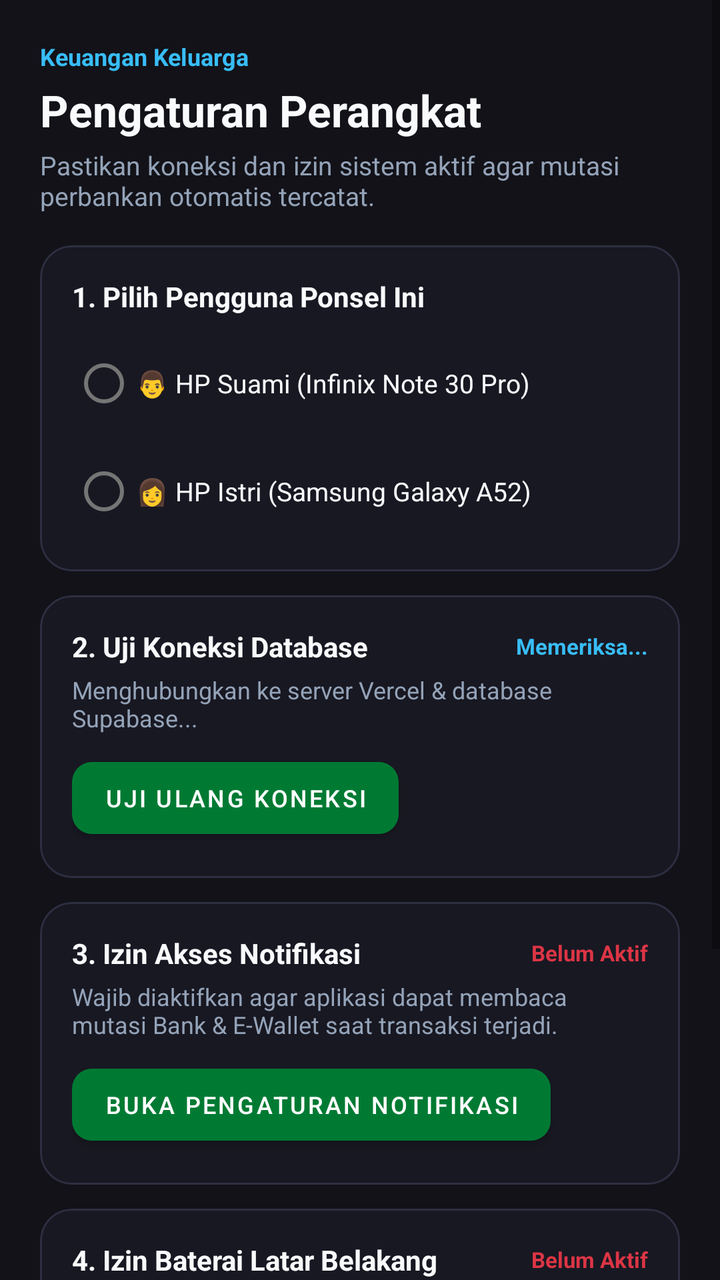
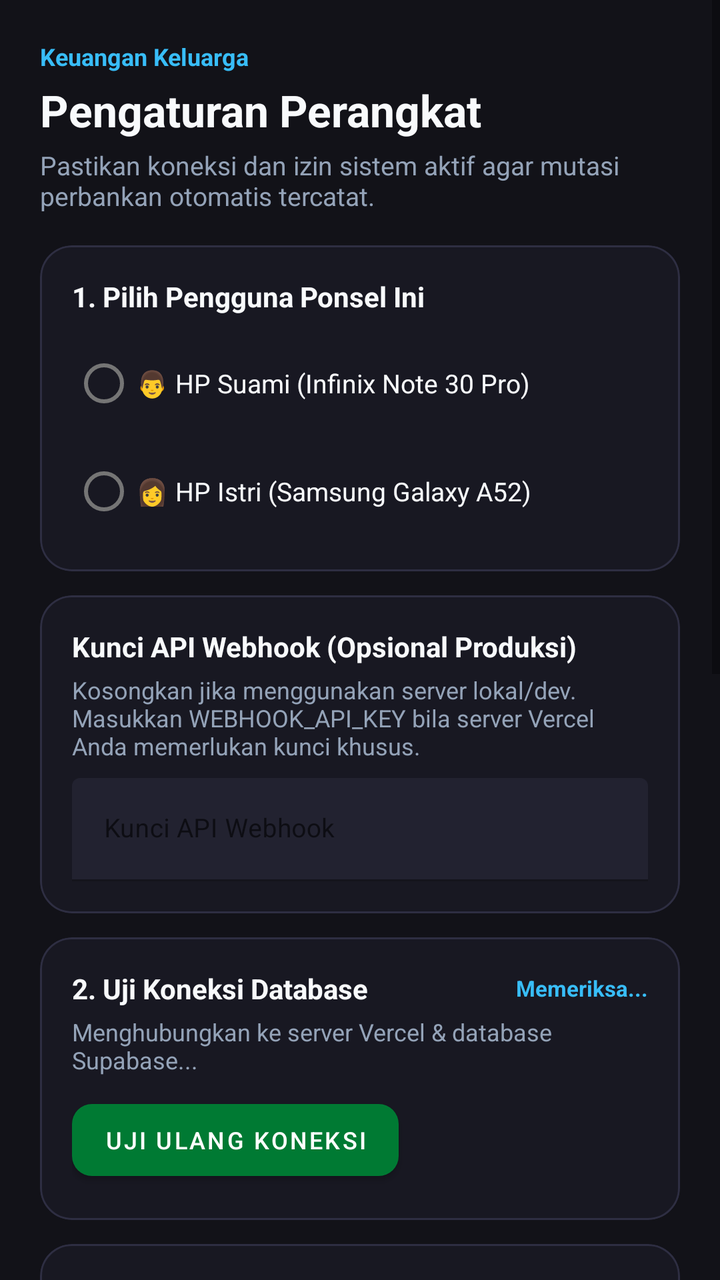

Screens rendered from an Android XML layout before and after an edit, with the pre-edit source and the edit as a unified diff.
<!-- AndroidManifest.xml: application theme Theme.KeuanganKeluarga -->
<!-- res/layout/activity_onboarding.xml -->
<?xml version="1.0" encoding="utf-8"?>
<ScrollView xmlns:android="http://schemas.android.com/apk/res/android"
    xmlns:app="http://schemas.android.com/apk/res-auto"
    android:layout_width="match_parent"
    android:layout_height="match_parent"
    android:background="@color/bg_dark"
    android:fillViewport="true">

    <LinearLayout
        android:layout_width="match_parent"
        android:layout_height="wrap_content"
        android:orientation="vertical"
        android:padding="20dp">

        
        <TextView
            android:layout_width="wrap_content"
            android:layout_height="wrap_content"
            android:text="Keuangan Keluarga"
            android:textColor="@color/accent"
            android:textSize="12sp"
            android:textStyle="bold" />

        <TextView
            android:layout_width="wrap_content"
            android:layout_height="wrap_content"
            android:layout_marginTop="4dp"
            android:text="Pengaturan Perangkat"
            android:textColor="@color/text_main_dark"
            android:textSize="22sp"
            android:textStyle="bold" />

        <TextView
            android:layout_width="wrap_content"
            android:layout_height="wrap_content"
            android:layout_marginTop="4dp"
            android:text="Pastikan koneksi dan izin sistem aktif agar mutasi perbankan otomatis tercatat."
            android:textColor="@color/text_muted_dark"
            android:textSize="13sp" />

        
        <com.google.android.material.card.MaterialCardView
            android:layout_width="match_parent"
            android:layout_height="wrap_content"
            android:layout_marginTop="16dp"
            app:cardBackgroundColor="@color/surface_dark"
            app:cardCornerRadius="16dp"
            app:cardElevation="0dp"
            app:strokeColor="@color/border_dark"
            app:strokeWidth="1dp">

            <LinearLayout
                android:layout_width="match_parent"
                android:layout_height="wrap_content"
                android:orientation="vertical"
                android:padding="16dp">

                <TextView
                    android:layout_width="wrap_content"
                    android:layout_height="wrap_content"
                    android:text="1. Pilih Pengguna Ponsel Ini"
                    android:textColor="@color/text_main_dark"
                    android:textSize="14sp"
                    android:textStyle="bold" />

                <RadioGroup
                    android:id="@+id/rgProfile"
                    android:layout_width="match_parent"
                    android:layout_height="wrap_content"
                    android:layout_marginTop="10dp">

                    <RadioButton
                        android:id="@+id/rbSuami"
                        android:layout_width="match_parent"
                        android:layout_height="wrap_content"
                        android:text="👨 HP Suami (Infinix Note 30 Pro)"
                        android:textColor="@color/text_main_dark"
                        android:textSize="13sp" />

                    <RadioButton
                        android:id="@+id/rbIstri"
                        android:layout_width="match_parent"
                        android:layout_height="wrap_content"
                        android:layout_marginTop="6dp"
                        android:text="👩 HP Istri (Samsung Galaxy A52)"
                        android:textColor="@color/text_main_dark"
                        android:textSize="13sp" />
                </RadioGroup>
            </LinearLayout>
        </com.google.android.material.card.MaterialCardView>

        
        <com.google.android.material.card.MaterialCardView
            android:layout_width="match_parent"
            android:layout_height="wrap_content"
            android:layout_marginTop="12dp"
            app:cardBackgroundColor="@color/surface_dark"
            app:cardCornerRadius="16dp"
            app:cardElevation="0dp"
            app:strokeColor="@color/border_dark"
            app:strokeWidth="1dp">

            <LinearLayout
                android:layout_width="match_parent"
                android:layout_height="wrap_content"
                android:orientation="vertical"
                android:padding="16dp">

                <LinearLayout
                    android:layout_width="match_parent"
                    android:layout_height="wrap_content"
                    android:gravity="center_vertical"
                    android:orientation="horizontal">

                    <TextView
                        android:layout_width="0dp"
                        android:layout_height="wrap_content"
                        android:layout_weight="1"
                        android:text="2. Uji Koneksi Database"
                        android:textColor="@color/text_main_dark"
                        android:textSize="14sp"
                        android:textStyle="bold" />

                    <TextView
                        android:id="@+id/tvHandshakeStatus"
                        android:layout_width="wrap_content"
                        android:layout_height="wrap_content"
                        android:text="Memeriksa..."
                        android:textColor="@color/accent"
                        android:textSize="11sp"
                        android:textStyle="bold" />
                </LinearLayout>

                <TextView
                    android:id="@+id/tvHandshakeDesc"
                    android:layout_width="wrap_content"
                    android:layout_height="wrap_content"
                    android:layout_marginTop="4dp"
                    android:text="Menghubungkan ke server Vercel &amp; database Supabase..."
                    android:textColor="@color/text_muted_dark"
                    android:textSize="12sp" />

                <com.google.android.material.button.MaterialButton
                    android:id="@+id/btnRetryHandshake"
                    android:layout_width="wrap_content"
                    android:layout_height="wrap_content"
                    android:layout_marginTop="8dp"
                    android:text="Uji Ulang Koneksi"
                    android:textSize="12sp"
                    app:cornerRadius="10dp" />
            </LinearLayout>
        </com.google.android.material.card.MaterialCardView>

        
        <com.google.android.material.card.MaterialCardView
            android:layout_width="match_parent"
            android:layout_height="wrap_content"
            android:layout_marginTop="12dp"
            app:cardBackgroundColor="@color/surface_dark"
            app:cardCornerRadius="16dp"
            app:cardElevation="0dp"
            app:strokeColor="@color/border_dark"
            app:strokeWidth="1dp">

            <LinearLayout
                android:layout_width="match_parent"
                android:layout_height="wrap_content"
                android:orientation="vertical"
                android:padding="16dp">

                <LinearLayout
                    android:layout_width="match_parent"
                    android:layout_height="wrap_content"
                    android:gravity="center_vertical"
                    android:orientation="horizontal">

                    <TextView
                        android:layout_width="0dp"
                        android:layout_height="wrap_content"
                        android:layout_weight="1"
                        android:text="3. Izin Akses Notifikasi"
                        android:textColor="@color/text_main_dark"
                        android:textSize="14sp"
                        android:textStyle="bold" />

                    <TextView
                        android:id="@+id/tvNotifPermissionStatus"
                        android:layout_width="wrap_content"
                        android:layout_height="wrap_content"
                        android:text="Belum Aktif"
                        android:textColor="@color/expense_red"
                        android:textSize="11sp"
                        android:textStyle="bold" />
                </LinearLayout>

                <TextView
                    android:layout_width="wrap_content"
                    android:layout_height="wrap_content"
                    android:layout_marginTop="4dp"
                    android:text="Wajib diaktifkan agar aplikasi dapat membaca mutasi Bank &amp; E-Wallet saat transaksi terjadi."
                    android:textColor="@color/text_muted_dark"
                    android:textSize="12sp" />

                <com.google.android.material.button.MaterialButton
                    android:id="@+id/btnOpenNotifSettings"
                    android:layout_width="wrap_content"
                    android:layout_height="wrap_content"
                    android:layout_marginTop="8dp"
                    android:text="Buka Pengaturan Notifikasi"
                    android:textSize="12sp"
                    app:cornerRadius="10dp" />
            </LinearLayout>
        </com.google.android.material.card.MaterialCardView>

        
        <com.google.android.material.card.MaterialCardView
            android:layout_width="match_parent"
            android:layout_height="wrap_content"
            android:layout_marginTop="12dp"
            app:cardBackgroundColor="@color/surface_dark"
            app:cardCornerRadius="16dp"
            app:cardElevation="0dp"
            app:strokeColor="@color/border_dark"
            app:strokeWidth="1dp">

            <LinearLayout
                android:layout_width="match_parent"
                android:layout_height="wrap_content"
                android:orientation="vertical"
                android:padding="16dp">

                <LinearLayout
                    android:layout_width="match_parent"
                    android:layout_height="wrap_content"
                    android:gravity="center_vertical"
                    android:orientation="horizontal">

                    <TextView
                        android:layout_width="0dp"
                        android:layout_height="wrap_content"
                        android:layout_weight="1"
                        android:text="4. Izin Baterai Latar Belakang"
                        android:textColor="@color/text_main_dark"
                        android:textSize="14sp"
                        android:textStyle="bold" />

                    <TextView
                        android:id="@+id/tvBatteryStatus"
                        android:layout_width="wrap_content"
                        android:layout_height="wrap_content"
                        android:text="Belum Aktif"
                        android:textColor="@color/expense_red"
                        android:textSize="11sp"
                        android:textStyle="bold" />
                </LinearLayout>

                <TextView
                    android:layout_width="wrap_content"
                    android:layout_height="wrap_content"
                    android:layout_marginTop="4dp"
                    android:text="Mencegah sistem Infinix XOS / Samsung One UI mematikan aplikasi saat layar ponsel mati."
                    android:textColor="@color/text_muted_dark"
                    android:textSize="12sp" />

                <com.google.android.material.button.MaterialButton
                    android:id="@+id/btnOpenBatterySettings"
                    android:layout_width="wrap_content"
                    android:layout_height="wrap_content"
                    android:layout_marginTop="8dp"
                    android:text="Izinkan Tanpa Batas Baterai"
                    android:textSize="12sp"
                    app:cornerRadius="10dp" />
            </LinearLayout>
        </com.google.android.material.card.MaterialCardView>

        
        <com.google.android.material.button.MaterialButton
            android:id="@+id/btnFinishOnboarding"
            android:layout_width="match_parent"
            android:layout_height="54dp"
            android:layout_marginTop="20dp"
            android:layout_marginBottom="24dp"
            android:text="Selesai &amp; Buka Dasbor"
            android:textSize="14sp"
            android:textStyle="bold"
            app:backgroundTint="@color/primary"
            app:cornerRadius="14dp" />

    </LinearLayout>

</ScrollView>
<!-- resources referenced by this layout -->
<resources>
  <color name="accent">#38bdf8</color>
  <color name="bg_dark">#121218</color>
  <color name="border_dark">#2e2e42</color>
  <color name="expense_red">#dc3545</color>
  <color name="primary">#007a33</color>
  <color name="surface_dark">#181822</color>
  <color name="text_main_dark">#f8fafc</color>
  <color name="text_muted_dark">#94a3b8</color>
  <style name="Theme.KeuanganKeluarga" parent="Theme.MaterialComponents.DayNight.NoActionBar">
          <item name="colorPrimary">@color/primary</item>
          <item name="colorPrimaryVariant">@color/primary_dark</item>
          <item name="colorOnPrimary">#ffffff</item>
          <item name="android:statusBarColor">@color/bg_dark</item>
          <item name="android:navigationBarColor">@color/bg_dark</item>
          <item name="android:windowBackground">@color/bg_dark</item>
      </style>
  <color name="primary_dark">#005a26</color>
</resources>

<!-- the commit's change to res/layout/activity_onboarding.xml (unified diff, before → after) -->
@@ -106,6 +106,60 @@
                 android:orientation="vertical"
                 android:padding="16dp">
 
+                <TextView
+                    android:layout_width="wrap_content"
+                    android:layout_height="wrap_content"
+                    android:text="Kunci API Webhook (Opsional Produksi)"
+                    android:textColor="@color/text_main_dark"
+                    android:textSize="14sp"
+                    android:textStyle="bold" />
+
+                <TextView
+                    android:layout_width="wrap_content"
+                    android:layout_height="wrap_content"
+                    android:layout_marginTop="4dp"
+                    android:text="Kosongkan jika menggunakan server lokal/dev. Masukkan WEBHOOK_API_KEY bila server Vercel Anda memerlukan kunci khusus."
+                    android:textColor="@color/text_muted_dark"
+                    android:textSize="12sp" />
+
+                <com.google.android.material.textfield.TextInputLayout
+                    android:id="@+id/tilApiKey"
+                    android:layout_width="match_parent"
+                    android:layout_height="wrap_content"
+                    android:layout_marginTop="8dp"
+                    android:hint="Kunci API Webhook"
+                    app:boxBackgroundColor="@color/surface_2_dark"
+                    app:boxStrokeColor="@color/primary"
+                    app:hintTextColor="@color/accent">
+
+                    <com.google.android.material.textfield.TextInputEditText
+                        android:id="@+id/etApiKey"
+                        android:layout_width="match_parent"
+                        android:layout_height="wrap_content"
+                        android:inputType="textPassword"
+                        android:textColor="@color/text_main_dark"
+                        android:textSize="13sp" />
+                </com.google.android.material.textfield.TextInputLayout>
+            </LinearLayout>
+        </com.google.android.material.card.MaterialCardView>
+
+        
+        <com.google.android.material.card.MaterialCardView
+            android:layout_width="match_parent"
+            android:layout_height="wrap_content"
+            android:layout_marginTop="12dp"
+            app:cardBackgroundColor="@color/surface_dark"
+            app:cardCornerRadius="16dp"
+            app:cardElevation="0dp"
+            app:strokeColor="@color/border_dark"
+            app:strokeWidth="1dp">
+
+            <LinearLayout
+                android:layout_width="match_parent"
+                android:layout_height="wrap_content"
+                android:orientation="vertical"
+                android:padding="16dp">
+
                 <LinearLayout
                     android:layout_width="match_parent"
                     android:layout_height="wrap_content"
@@ -268,6 +322,51 @@
                     android:layout_height="wrap_content"
                     android:layout_marginTop="8dp"
                     android:text="Izinkan Tanpa Batas Baterai"
+                    android:textSize="12sp"
+                    app:cornerRadius="10dp" />
+            </LinearLayout>
+        </com.google.android.material.card.MaterialCardView>
+
+        
+        <com.google.android.material.card.MaterialCardView
+            android:id="@+id/cardAutoStart"
+            android:layout_width="match_parent"
+            android:layout_height="wrap_content"
+            android:layout_marginTop="12dp"
+            app:cardBackgroundColor="@color/surface_dark"
+            app:cardCornerRadius="16dp"
+            app:cardElevation="0dp"
+            app:strokeColor="@color/border_dark"
+            app:strokeWidth="1dp">
+
+            <LinearLayout
+                android:layout_width="match_parent"
+                android:layout_height="wrap_content"
+                android:orientation="vertical"
+                android:padding="16dp">
+
+                <TextView
+                    android:layout_width="wrap_content"
+                    android:layout_height="wrap_content"
+                    android:text="5. Auto-Start &amp; Kunci Aplikasi (Infinix XOS)"
+                    android:textColor="@color/text_main_dark"
+                    android:textSize="14sp"
+                    android:textStyle="bold" />
+
+                <TextView
+                    android:layout_width="wrap_content"
+                    android:layout_height="wrap_content"
+                    android:layout_marginTop="4dp"
+                    android:text="Khusus Infinix Note 30 Pro (XOS): Aktifkan Auto-Start di Phone Master dan kunci aplikasi dengan ikon gembok di Recent Apps agar penangkap notifikasi tidak dibekukan."
+                    android:textColor="@color/text_muted_dark"
+                    android:textSize="12sp" />
+
+                <com.google.android.material.button.MaterialButton
+                    android:id="@+id/btnOpenAutoStart"
+                    android:layout_width="wrap_content"
+                    android:layout_height="wrap_content"
+                    android:layout_marginTop="8dp"
+                    android:text="Buka Phone Master / Auto-Start"
                     android:textSize="12sp"
                     app:cornerRadius="10dp" />
             </LinearLayout>
<!-- resource entries referenced after the edit -->
@@ -5,6 +5,7 @@
   <color name="border_dark">#2e2e42</color>
   <color name="expense_red">#dc3545</color>
   <color name="primary">#007a33</color>
+  <color name="surface_2_dark">#222230</color>
   <color name="surface_dark">#181822</color>
   <color name="text_main_dark">#f8fafc</color>
   <color name="text_muted_dark">#94a3b8</color>
